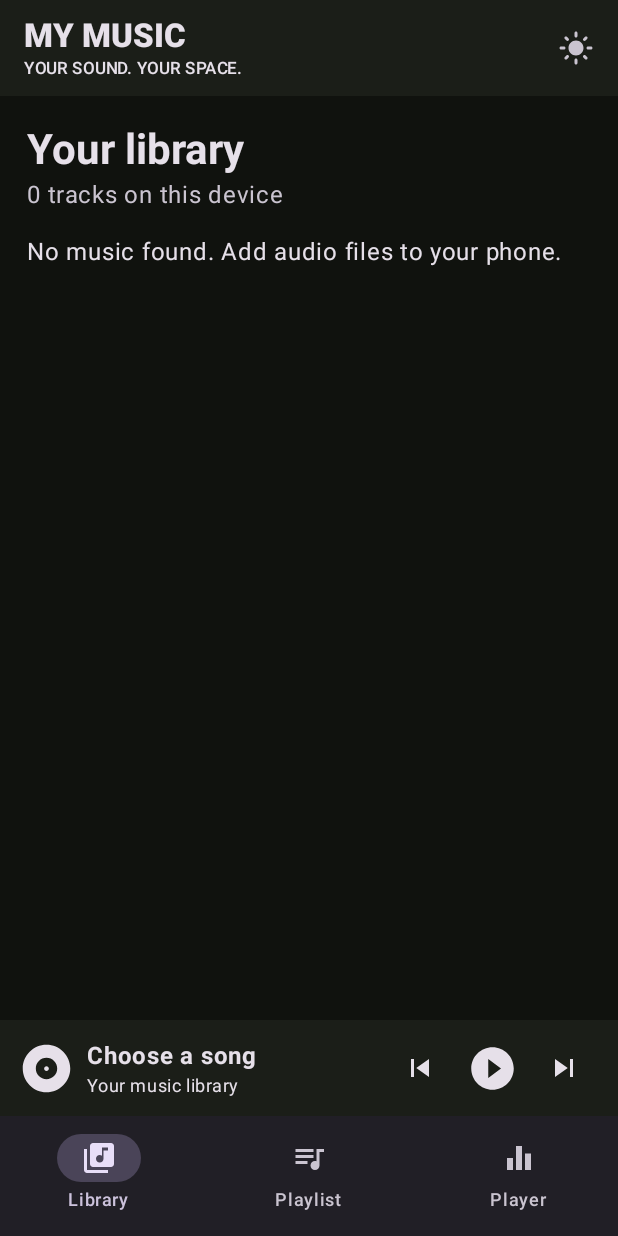
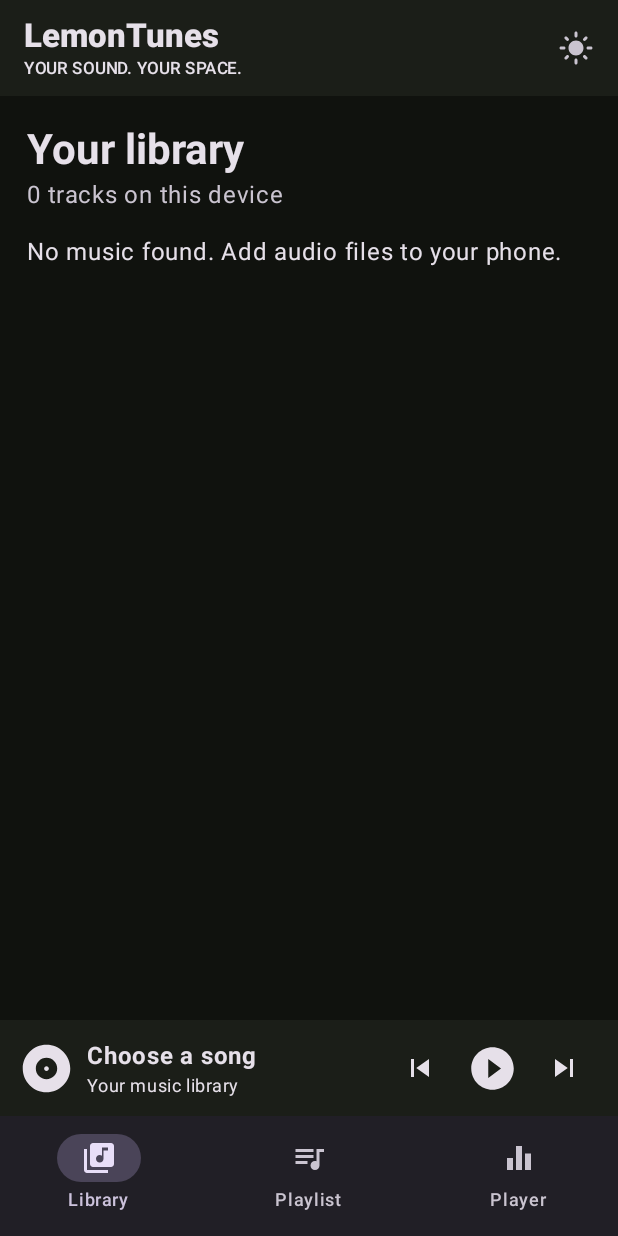
Before and after one commit to kamrunkona60/My-Music-Player, an Android app built with Jetpack Compose: the screen it shows after launch (MainActivity), on a phone screen of 412 x 824 dp. Run offline under Robolectric (Android 15) with nearby library versions, the phone set to English and light mode, and no system bars; 5 statements that could not run were skipped.

Commit message:
Update player header branding to LemonTunes

```diff
--- a/app/src/main/java/com/example/mymusicplayer/MainActivity.kt
+++ b/app/src/main/java/com/example/mymusicplayer/MainActivity.kt
@@ -77,7 +77,7 @@ fun MusicApp(activity: MainActivity) {
     LaunchedEffect(Unit) { if (granted) songs = loadSongs(activity) else launcher.launch(permissionName()) }
     LaunchedEffect(Unit) { while (true) { playing = activity.isPlaying(); title = activity.title(); artist = activity.artist(); kotlinx.coroutines.delay(600) } }
     MaterialTheme(colorScheme = if (dark) darkColorScheme(primary = Color(0xFFB8F36B), background = Color(0xFF10120E), surface = Color(0xFF1B1E18)) else lightColorScheme(primary = Color(0xFF456A16))) {
-        Scaffold(topBar = { TopAppBar(title = { Column { Text("MY MUSIC", fontWeight = FontWeight.Black); Text("YOUR SOUND. YOUR SPACE.", style = MaterialTheme.typography.labelSmall) } }, actions = { IconButton(onClick = { dark = !dark }) { Icon(if (dark) Icons.Default.LightMode else Icons.Default.DarkMode, "Theme") } }) }, bottomBar = {
+        Scaffold(topBar = { TopAppBar(title = { Column { Text("LemonTunes", fontWeight = FontWeight.Black); Text("YOUR SOUND. YOUR SPACE.", style = MaterialTheme.typography.labelSmall) } }, actions = { IconButton(onClick = { dark = !dark }) { Icon(if (dark) Icons.Default.LightMode else Icons.Default.DarkMode, "Theme") } }) }, bottomBar = {
             Column(Modifier.background(MaterialTheme.colorScheme.surface)) {
                 Row(Modifier.fillMaxWidth().clickable { tab = 2 }.padding(horizontal = 12.dp, vertical = 8.dp), verticalAlignment = Alignment.CenterVertically) {
                     Icon(Icons.Default.Album, null, modifier = Modifier.size(38.dp)); Column(Modifier.weight(1f).padding(horizontal = 8.dp)) { Text(title, maxLines = 1, overflow = TextOverflow.Ellipsis, fontWeight = FontWeight.Bold); Text(artist, maxLines = 1, overflow = TextOverflow.Ellipsis, style = MaterialTheme.typography.bodySmall) }
```
